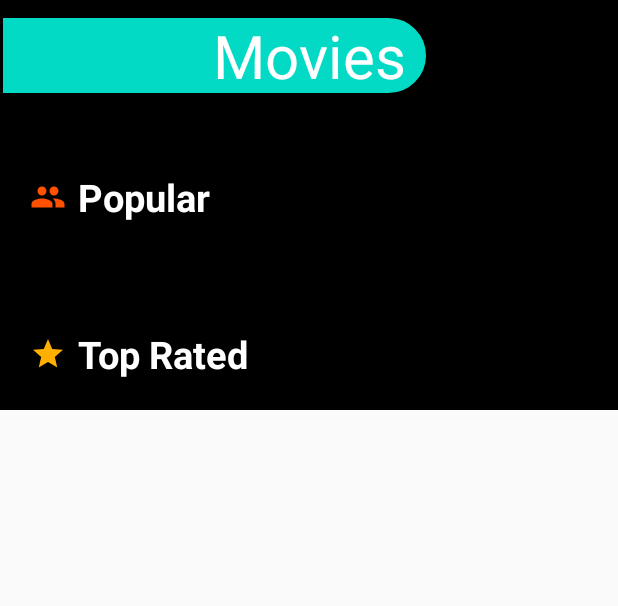
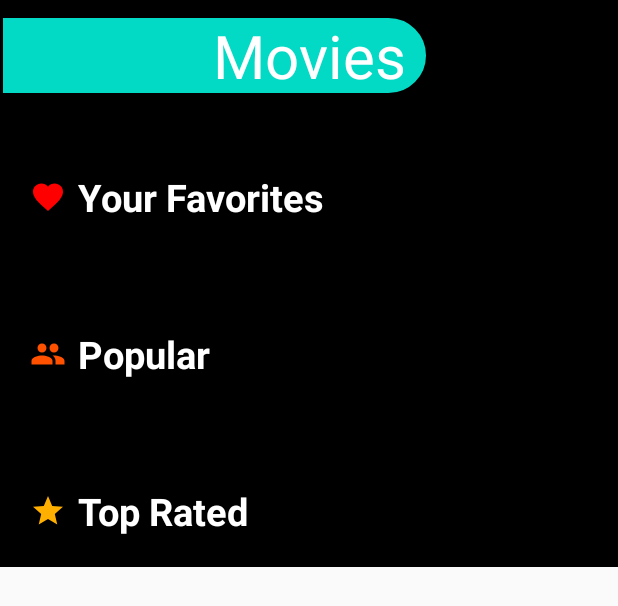
Before and after one commit to AhmedElqaffas/TheMoviesDatabase, an Android app: the layout fragment_movies.xml on its own in the app's theme, with its tools: preview values and no code run, on a phone screen of 412 x 824 dp. Shown: the top 606 px of the screen. Run offline under Robolectric (Android 15) with nearby library versions, the phone set to English and light mode, and no system bars; Roboto replaces fonts that are not available here.

Commit message:
Added a list for favorite movies, and a list for favorite series in the main activity fragments.

```diff
--- a/app/src/main/java/com/example/moviesretrofit/dataClasses/Credits.kt
+++ b/app/src/main/java/com/example/moviesretrofit/dataClasses/Credits.kt
@@ -19,13 +19,13 @@ open class CreditsResponse(var id: Int,
 
 class MoviesCredits: CreditsResponse(0, listOf(), listOf(), "movie")
 
-class SeriesCredits(): CreditsResponse(0, listOf(), listOf(), "series")
+class SeriesCredits : CreditsResponse(0, listOf(), listOf(), "series")
 
 @Entity(tableName = "persons", primaryKeys = ["name"])
 open class Person(var name: String,
                   @SerializedName("profile_path") var image: String?)
 
-class Cast() : Person("name", "image")
+class Cast : Person("name", "image")
 
 @Entity(tableName = "crew")
-class Crew() : Person("name", "image")
+class Crew : Person("name", "image")
--- a/app/src/main/java/com/example/moviesretrofit/dataClasses/HybridResponse.kt
+++ b/app/src/main/java/com/example/moviesretrofit/dataClasses/HybridResponse.kt
@@ -7,7 +7,4 @@ class HybridResponse(override val page: Int,
                      @SerializedName("total_pages") override val totalPages: Int)
     : MultiMediaResponse(page, results, totalPages){
 
-    init {
-
-    }
 }
--- a/app/src/main/java/com/example/moviesretrofit/dataClasses/Movie.kt
+++ b/app/src/main/java/com/example/moviesretrofit/dataClasses/Movie.kt
@@ -1,13 +1,14 @@
 package com.example.moviesretrofit.dataClasses
 
 import androidx.room.Entity
+import androidx.room.Index
 import com.example.moviesretrofit.database.AppDatabase
 import com.example.moviesretrofit.mediaDetails.credits.CreditsDatabaseHandler
 import com.example.moviesretrofit.mediaDetails.credits.CreditsRetrofitRequester
 import com.example.moviesretrofit.networking.MultiMediaAPI
 import retrofit2.Call
 
-@Entity(tableName = "movies", primaryKeys = ["id"])
+@Entity(tableName = "movies", primaryKeys = ["id"], indices = [Index("id")])
 class Movie(): MultiMedia("",0,0,"","",0f, "movie",
     "", "",0f, listOf()) {
 
--- a/app/src/main/java/com/example/moviesretrofit/dataClasses/MultiMedia.kt
+++ b/app/src/main/java/com/example/moviesretrofit/dataClasses/MultiMedia.kt
@@ -1,5 +1,6 @@
 package com.example.moviesretrofit.dataClasses
 
+import androidx.room.ColumnInfo
 import androidx.room.TypeConverters
 import com.example.moviesretrofit.database.AppDatabase
 import com.example.moviesretrofit.database.GenreDatabaseConverter
--- a/app/src/main/res/layout/fragment_movies.xml
+++ b/app/src/main/res/layout/fragment_movies.xml
@@ -36,11 +36,34 @@
             android:textSize="40sp" />
 
         <TextView
+            android:id="@+id/favoriteMoviesText"
+            android:layout_width="wrap_content"
+            android:layout_height="wrap_content"
+            app:layout_constraintLeft_toLeftOf="parent"
+            app:layout_constraintTop_toBottomOf="@id/titleText"
+            android:layout_marginTop="50dp"
+            android:layout_marginStart="20dp"
+            android:text="@string/favorite"
+            android:textSize="25sp"
+            android:textColor="#FFFFFF"
+            android:drawableStart="@drawable/ic_favorite"
+            android:drawablePadding="8dp"
+            android:textStyle="bold"/>
+
+        <FrameLayout
+            android:id="@+id/favoriteMoviesContainer"
+            android:layout_width="match_parent"
+            android:layout_height="wrap_content"
+            app:layout_constraintTop_toBottomOf="@id/favoriteMoviesText"
+            android:layout_marginTop="20dp" />
+
+
+        <TextView
             android:id="@+id/popularMoviesText"
             android:layout_width="wrap_content"
             android:layout_height="wrap_content"
             app:layout_constraintLeft_toLeftOf="parent"
-            app:layout_constraintTop_toBottomOf="@id/titleText"
+            app:layout_constraintTop_toBottomOf="@id/favoriteMoviesContainer"
             android:layout_marginTop="50dp"
             android:layout_marginStart="20dp"
             android:text="@string/popular"
--- a/app/src/main/res/values/strings.xml
+++ b/app/src/main/res/values/strings.xml
@@ -2,10 +2,10 @@
     <string name="app_name">MoviesRetrofit</string>
     <string name="cast_and_crew">Cast&amp;Crew</string>
     <string name="overview">Overview</string>
+    <string name="favorite">Your Favorites</string>
     <string name="popular">Popular</string>
     <string name="top_rated">Top Rated</string>
     <string name="show_more_info">Show More Information</string>
     <string name="add_to_favorites">Add to Favorites</string>
-    <!-- TODO: Remove or change this placeholder text -->
-    <string name="hello_blank_fragment">Hello blank fragment</string>
+
 </resources>
```
Also changed, not shown: app/src/main/java/com/example/moviesretrofit/dataClasses/CreditsAndMultimediaLinker.kt (+11 -10 lines), app/src/main/java/com/example/moviesretrofit/database/MultimediaDao.kt (+8 -0 lines), app/src/main/java/com/example/moviesretrofit/main/MainViewModel.kt (+12 -5 lines), app/src/main/java/com/example/moviesretrofit/main/dataRepositories/FavoritesRepository.kt (added, +47 -0 lines), app/src/main/java/com/example/moviesretrofit/main/fragments/MoviesFragment.kt (+7 -0 lines), app/src/main/java/com/example/moviesretrofit/main/fragments/MultiMediaRecyclerFragment.kt (+60 -5 lines), app/src/main/java/com/example/moviesretrofit/main/fragments/SeriesFragment.kt (+7 -0 lines), app/src/main/java/com/example/moviesretrofit/recyclersAdapters/MultiMediaRecyclerAdapter.kt (+4 -3 lines), app/src/main/res/layout/fragment_series.xml (+23 -1 lines), 1 other file.
